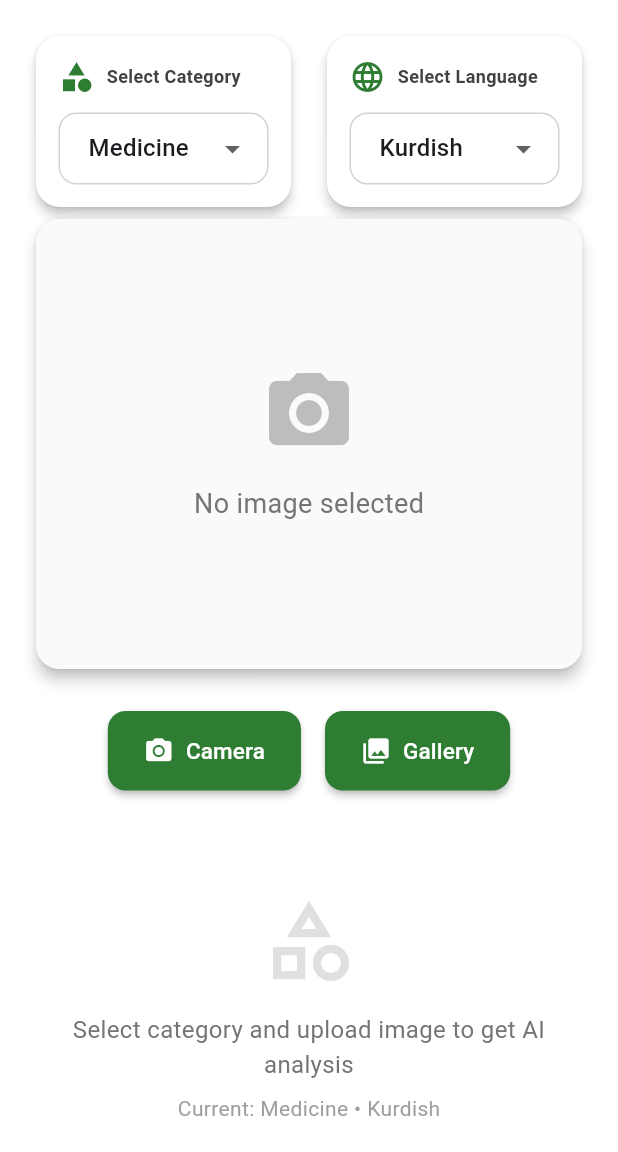
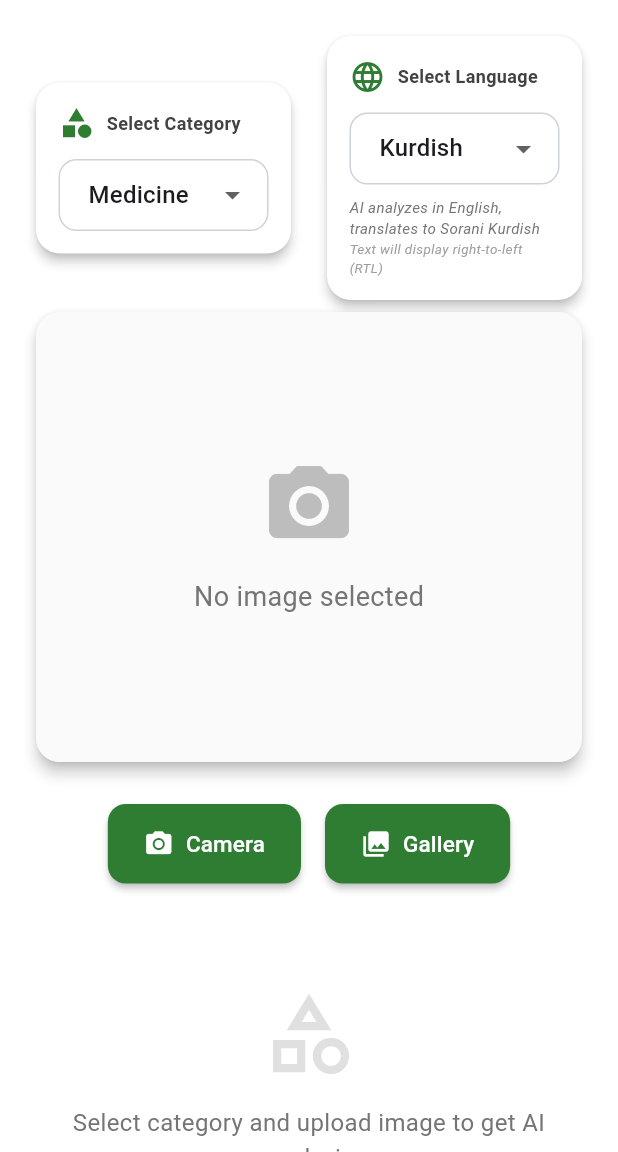
Before and after one commit to totenkopf7/medsnap, a Flutter app: the screen it shows after launch, on a phone screen of 412 x 824 dp, the part 84-1236 px from its top. Run offline on Flutter 3.47's test engine with Material 3 defaults, Android fonts, the phone set to English and light mode, and no system bars; our stand-ins replace image_picker.

Commit message:
Updated lib files and added RTL for Arabic and Kurdish languages

```diff
--- a/lib/claude_service.dart
+++ b/lib/claude_service.dart
@@ -103,6 +103,11 @@ class ClaudeService {
         // Check if we have translated description
         if (data['translated_description'] != null) {
           print('Successfully received translated description for $language');
+          // ==== CHANGE START: Add RTL info log ====
+          if (data['is_rtl'] == true) {
+            print('Text is RTL (right-to-left)');
+          }
+          // ==== CHANGE END ====
           return data['translated_description'];
         }
 
--- a/lib/home_page.dart
+++ b/lib/home_page.dart
@@ -161,17 +161,9 @@ class _HomePageState extends State<HomePage> {
   }
   // ==== CHANGE END ====
 
-  // ==== CHANGE START: Add method to scroll to results ====
-  void _scrollToResults() {
-    WidgetsBinding.instance.addPostFrameCallback((_) {
-      if (_resultsKey.currentContext != null) {
-        Scrollable.ensureVisible(
-          _resultsKey.currentContext!,
-          duration: const Duration(milliseconds: 500),
-          curve: Curves.easeInOut,
-        );
-      }
-    });
+  // ==== CHANGE START: Helper method to check if language is RTL ====
+  bool get _isRTLlanguage {
+    return _selectedLanguage == 'Arabic' || _selectedLanguage == 'Kurdish';
   }
   // ==== CHANGE END ====
 
@@ -314,13 +306,28 @@ class _HomePageState extends State<HomePage> {
                     if (_selectedLanguage != 'English')
                       Padding(
                         padding: const EdgeInsets.only(top: 8.0),
-                        child: Text(
+                        child: Column(
+                          children: [
+                            Text(
                               'AI analyzing in English, will translate to $_selectedLanguage',
                               style: TextStyle(
                                 fontSize: 10,
                                 color: Colors.grey[500],
                                 fontStyle: FontStyle.italic,
                               ),
+                            ),
+                            // ==== CHANGE START: Show RTL info ====
+                            if (_isRTLlanguage)
+                              Text(
+                                'Text will display right-to-left (RTL)',
+                                style: TextStyle(
+                                  fontSize: 9,
+                                  color: Colors.grey[400],
+                                  fontStyle: FontStyle.italic,
+                                ),
+                              ),
+                            // ==== CHANGE END ====
+                          ],
                         ),
                       ),
                     // ==== CHANGE END ====
@@ -403,8 +410,12 @@ class _HomePageState extends State<HomePage> {
                                 width: 1,
                               ),
                             ),
-                            child: // ==== CHANGE START: Use animated text widget ====
-                                _isAnimatingText
+                            child: // ==== CHANGE START: Use Directionality for RTL support ====
+                                Directionality(
+                              textDirection: _isRTLlanguage
+                                  ? TextDirection.rtl
+                                  : TextDirection.ltr,
+                              child: _isAnimatingText
                                   ? SelectableText.rich(
                                       TextSpan(
                                         text: _displayedText,
@@ -423,14 +434,36 @@ class _HomePageState extends State<HomePage> {
                                         height: 1.5,
                                       ),
                                     ),
+                            ),
                             // ==== CHANGE END ====
                           ),
-                          // ==== CHANGE START: Show animation status ====
+                          // ==== CHANGE START: Show animation status with RTL info ====
                           if (_isAnimatingText)
                             Padding(
                               padding: const EdgeInsets.only(top: 8.0),
                               child: Row(
-                                mainAxisAlignment: MainAxisAlignment.end,
+                                mainAxisAlignment:
+                                    MainAxisAlignment.spaceBetween,
+                                children: [
+                                  if (_isRTLlanguage)
+                                    Row(
+                                      children: [
+                                        Icon(
+                                          Icons.format_textdirection_r_to_l,
+                                          size: 12,
+                                          color: Colors.grey[500],
+                                        ),
+                                        SizedBox(width: 4),
+                                        Text(
+                                          'RTL Text',
+                                          style: TextStyle(
+                                            fontSize: 10,
+                                            color: Colors.grey[500],
+                                          ),
+                                        ),
+                                      ],
+                                    ),
+                                  Row(
                                     children: [
                                       Icon(
                                         Icons.animation,
@@ -444,6 +477,8 @@ class _HomePageState extends State<HomePage> {
                                           fontSize: 10,
                                           color: Colors.grey[500],
                                         ),
+                                      ),
+                                    ],
                                   ),
                                 ],
                               ),
@@ -484,21 +519,34 @@ class _HomePageState extends State<HomePage> {
                           color: Colors.grey[500],
                         ),
                       ),
-                      // ==== CHANGE START: Show translation info ====
-                      // if (_selectedLanguage != 'English')
-                      //   Padding(
-                      //     padding: const EdgeInsets.only(top: 4.0),
-                      //     child: Text(
-                      //       _selectedLanguage == 'Kurdish'
-                      //           ? 'AI will analyze in English and translate to Sorani Kurdish'
-                      //           : 'AI will analyze in English for better accuracy',
-                      //       style: TextStyle(
-                      //         fontSize: 12,
-                      //         color: Colors.grey[400],
-                      //         fontStyle: FontStyle.italic,
-                      //       ),
-                      //     ),
-                      //   ),
+                      // ==== CHANGE START: Show translation info with RTL info ====
+                      if (_selectedLanguage != 'English')
+                        Padding(
+                          padding: const EdgeInsets.only(top: 4.0),
+                          child: Column(
+                            children: [
+                              Text(
+                                _selectedLanguage == 'Kurdish'
+                                    ? 'AI will analyze in English and translate to Sorani Kurdish'
+                                    : 'AI will analyze in English for better accuracy',
+                                style: TextStyle(
+                                  fontSize: 12,
+                                  color: Colors.grey[400],
+                                  fontStyle: FontStyle.italic,
+                                ),
+                              ),
+                              if (_isRTLlanguage)
+                                Text(
+                                  'Text will display right-to-left (RTL)',
+                                  style: TextStyle(
+                                    fontSize: 11,
+                                    color: Colors.grey[400],
+                                    fontStyle: FontStyle.italic,
+                                  ),
+                                ),
+                            ],
+                          ),
+                        ),
                       // ==== CHANGE END ====
                     ],
                   ),
@@ -678,20 +726,35 @@ class _HomePageState extends State<HomePage> {
                 });
               },
             ),
-            // ==== CHANGE START: Add language info with Sorani Kurdish note ====
-            // SizedBox(height: 8),
-            // Text(
-            //   _selectedLanguage == 'English'
-            //       ? 'AI analyzes in English'
-            //       : _selectedLanguage == 'Kurdish'
-            //           ? 'AI analyzes in English, translates to Sorani Kurdish'
-            //           : 'AI analyzes in English, translates to $_selectedLanguage',
-            //   style: TextStyle(
-            //     fontSize: 10,
-            //     color: Colors.grey[600],
-            //     fontStyle: FontStyle.italic,
-            //   ),
-            // ),
+            // ==== CHANGE START: Add language info with Sorani Kurdish and RTL note ====
+            SizedBox(height: 8),
+            Column(
+              crossAxisAlignment: CrossAxisAlignment.start,
+              children: [
+                Text(
+                  _selectedLanguage == 'English'
+                      ? 'AI analyzes in English'
+                      : _selectedLanguage == 'Kurdish'
+                          ? 'AI analyzes in English, translates to Sorani Kurdish'
+                          : 'AI analyzes in English, translates to $_selectedLanguage',
+                  style: TextStyle(
+                    fontSize: 10,
+                    color: Colors.grey[600],
+                    fontStyle: FontStyle.italic,
+                  ),
+                ),
+                if (_selectedLanguage == 'Arabic' ||
+                    _selectedLanguage == 'Kurdish')
+                  Text(
+                    'Text will display right-to-left (RTL)',
+                    style: TextStyle(
+                      fontSize: 9,
+                      color: Colors.grey[500],
+                      fontStyle: FontStyle.italic,
+                    ),
+                  ),
+              ],
+            ),
             // ==== CHANGE END ====
           ],
         ),
```
Also changed, not shown: 1 other file. Lines whose indentation alone changed are shown as unchanged.
